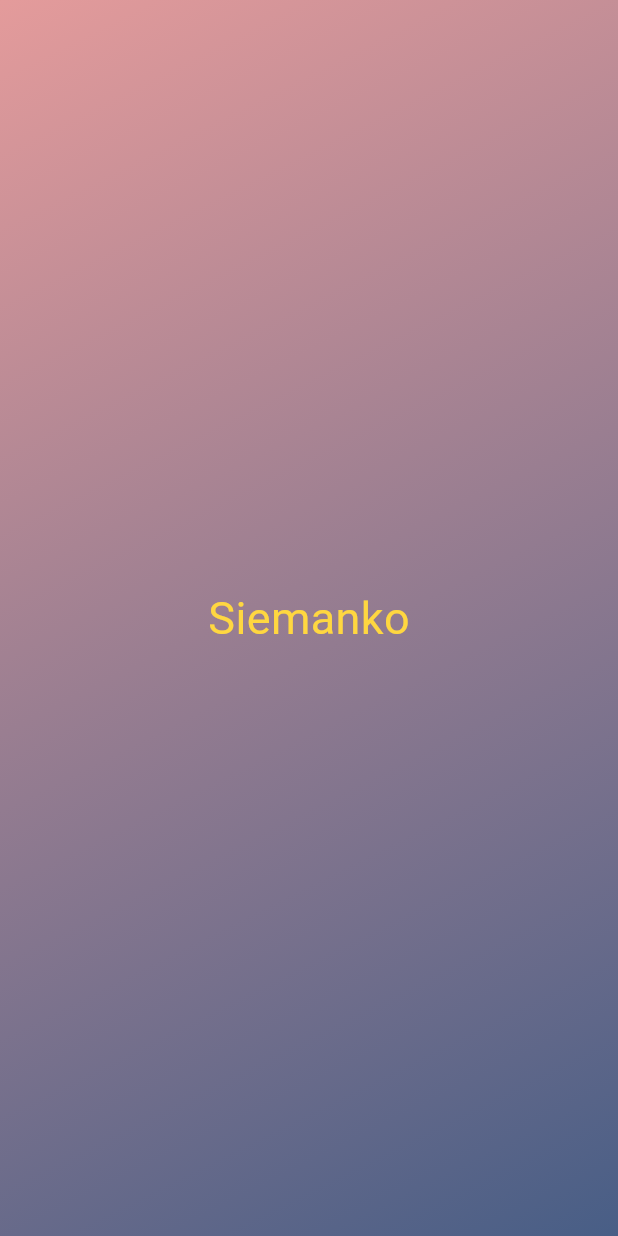
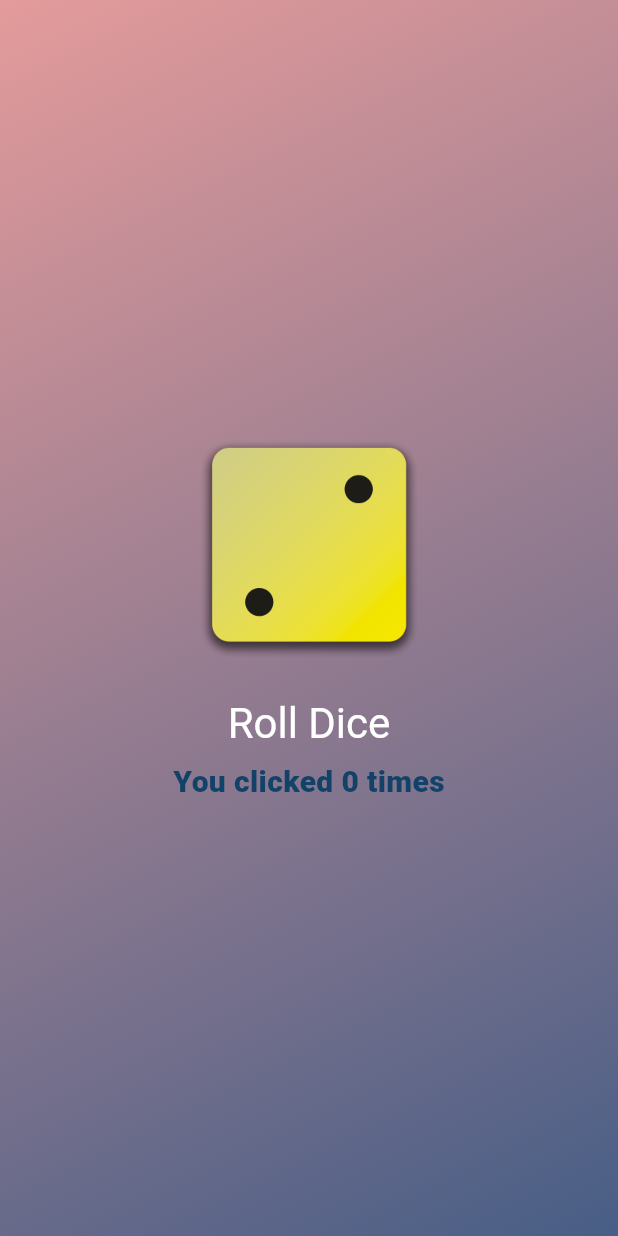
Before and after one commit to Andrzejklim/Flutter, a Flutter app: the screen it shows after launch, on a phone screen of 412 x 824 dp. Run offline on Flutter 3.47's test engine with Material 3 defaults, Android fonts, the phone set to English and light mode, and no system bars.

Commit message:
finished first project

```diff
--- /dev/null
+++ b/lib/dice_roller.dart
@@ -0,0 +1,56 @@
+import 'package:flutter/material.dart';
+import 'dart:math';
+
+final random = Random();
+int clicked = 0;
+
+class DiceRoller extends StatefulWidget {
+  const DiceRoller({super.key});
+
+  @override
+  State<DiceRoller> createState() => _DiceRollerState();
+}
+
+class _DiceRollerState extends State<DiceRoller> {
+  var activeDiceImage = 'assets/images/dice-2.png';
+
+  void rollDice() {
+    int value = random.nextInt(6) + 1;
+    setState(() {
+      activeDiceImage = 'assets/images/dice-$value.png';
+      clicked += 1;
+      print(clicked);
+    });
+  }
+
+  @override
+  Widget build(BuildContext context) {
+    return Column(
+      mainAxisSize: MainAxisSize.min,
+      children: [
+        Image.asset(
+          activeDiceImage,
+          height: 150,
+          width: 150,
+        ),
+        const SizedBox(
+          height: 20,
+        ), //makes padding between dice and button
+        TextButton(
+            onPressed: rollDice,
+            style: TextButton.styleFrom(
+                // padding: const EdgeInsets.only(top: 30),
+                foregroundColor: Colors.white,
+                textStyle: const TextStyle(fontSize: 28)),
+            child: const Text("Roll Dice")),
+        Text(
+          "You clicked $clicked times",
+          style: const TextStyle(
+              color: Color.fromARGB(255, 19, 66, 104),
+              fontWeight: FontWeight.w800,
+              fontSize: 20),
+        ),
+      ],
+    );
+  }
+}
--- a/lib/gradient_container.dart
+++ b/lib/gradient_container.dart
@@ -1,57 +1,62 @@
-
+import 'package:first_app/dice_roller.dart';
 import 'package:flutter/material.dart';
 import 'package:first_app/styled_text.dart';
+
 
 const startAlignment = Alignment.topLeft;
 const endAlignment = Alignment.bottomRight;
 // final can change in run time
 // const cant change in run time, is set in compile time
 
+class GradientContainer extends StatelessWidget {
+  const GradientContainer(this.color1, this.color2, {key}) : super(key: key);
+  const GradientContainer.purple({super.key})
+      : color1 = Colors.deepPurple,
+        color2 = Colors.white60;
+  final Color color1;
+  final Color color2;
+
+
+
+  @override
+  Widget build(context) {
+    return Container(
+      decoration: BoxDecoration(
+        gradient: LinearGradient(
+          colors: [
+            color1,
+            color2,
+          ],
+          begin: startAlignment,
+          end: endAlignment,
+        ),
+      ),
+      child: const Center(
+        child: DiceRoller()
+      ),
+    );
+  }
+}
+
 // class GradientContainer extends StatelessWidget{
 
-//   const GradientContainer(this.color1, this.color2, {key}): super(key: key);
-//   final Color color1;
-//   final Color color2;
+//   const GradientContainer(this.colors, {key}): super(key: key);
+//   final List<Color> colors;
 
 //   @override
 //   Widget build(context){
 //     return Container(
 //           decoration: BoxDecoration(
 //             gradient: LinearGradient(
-//               colors:[
-//                 color1,
-//                 color2,
-//                ],
+//               colors:
+//                 colors,
 //                begin: startAlignment,
 //                end: endAlignment,
 //             ),
 //           ),
 //           child: const Center(
-//             child: StyledText("Siemanko"),
+//             child: StyledText("Hello There"),
 //           ),
 //         );
 //   }
 // }
-
-class GradientContainer extends StatelessWidget{
-
-  const GradientContainer(this.colors, {key}): super(key: key);
-  final List<Color> colors;
-
-  @override
-  Widget build(context){
-    return Container(
-          decoration: BoxDecoration(
-            gradient: LinearGradient(
-              colors:
-                colors,
-               begin: startAlignment,
-               end: endAlignment,
-            ),
-          ),
-          child: const Center(
-            child: StyledText("Siemanko"),
-          ),
-        );
-  }
-}
--- a/lib/main.dart
+++ b/lib/main.dart
@@ -3,9 +3,9 @@ import 'package:first_app/gradient_container.dart';
 
 void main() {
   runApp(
-    const MaterialApp(
+     const MaterialApp(
       home: Scaffold(
-        body: GradientContainer([Color.fromARGB(255, 228, 155, 155), Color.fromARGB(255, 72, 94, 134)]),
+        body: GradientContainer( Color.fromARGB(255, 228, 155, 155),Color.fromARGB(255, 72, 94, 134)),
       ),
     ),
   );
--- a/lib/styled_text.dart
+++ b/lib/styled_text.dart
@@ -9,7 +9,7 @@ final String text;
 Widget build(context){
   return Text(
               text,
-            style: const TextStyle(
+              style: const TextStyle(
               color: Colors.amberAccent,
               fontSize: 30),
             );
```
Also changed, not shown: pubspec.yaml (+7 -3 lines), assets/images/dice-1.png (added), assets/images/dice-2.png (added), assets/images/dice-3.png (added), assets/images/dice-4.png (added), assets/images/dice-5.png (added), assets/images/dice-6.png (added).
